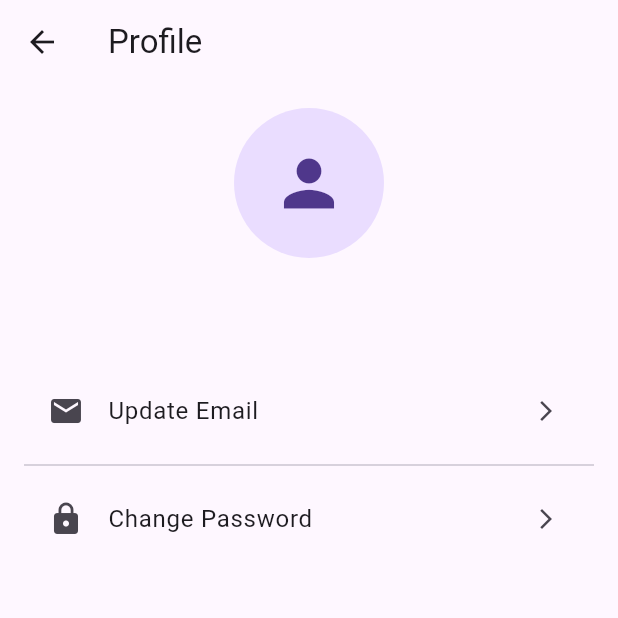
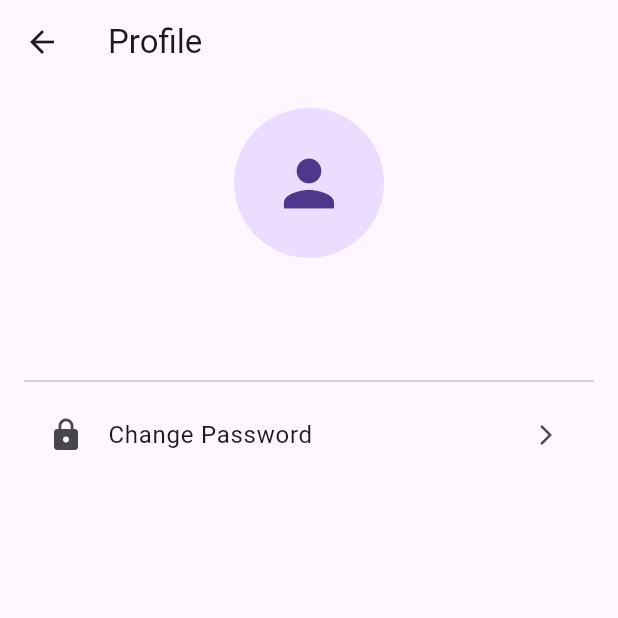
Before and after one commit to JosePabloSG/quickstore_app, a Flutter app: the ProfileDetailsScreen screen opened directly, on a phone screen of 412 x 824 dp, the top half of it. Run offline on Flutter 3.47's test engine with Material 3 defaults, Android fonts, the phone set to English and light mode, and no system bars; our stand-ins replace cached_network_image, cloud_firestore, country_picker, dio, firebase_auth, firebase_core and 5 more; accounts and stored records are empty; network calls fail.

Commit message:
refactor: Remove Update Email option from ProfileDetailsScreen

```diff
--- a/lib/screens/profile_details_screen.dart
+++ b/lib/screens/profile_details_screen.dart
@@ -1,6 +1,5 @@
 import 'package:flutter/material.dart';
 import 'package:firebase_auth/firebase_auth.dart';
-import 'update_email_screen.dart';
 import 'change_password_screen.dart';
 
 class ProfileDetailsScreen extends StatelessWidget {
@@ -43,19 +42,6 @@ class ProfileDetailsScreen extends StatelessWidget {
                 ),
               ),
               const SizedBox(height: 32),
-              ListTile(
-                leading: const Icon(Icons.email),
-                title: const Text('Update Email'),
-                trailing: const Icon(Icons.arrow_forward_ios, size: 16),
-                onTap: () {
-                  Navigator.push(
-                    context,
-                    MaterialPageRoute(
-                      builder: (_) => const UpdateEmailScreen(),
-                    ),
-                  );
-                },
-              ),
               const Divider(),
               ListTile(
                 leading: const Icon(Icons.lock),
```
